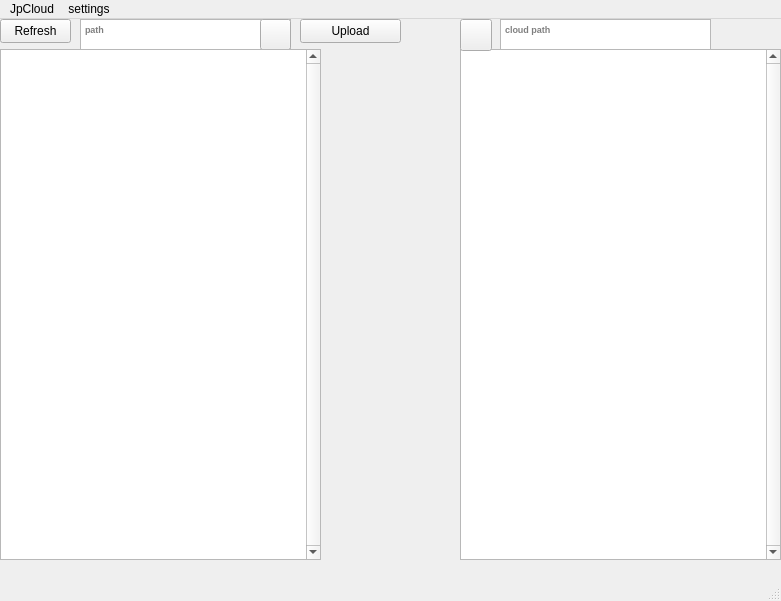
Above: JPCloudFrontend/cloudwindow.ui from DEVStynx/JPCloud before the change. Below: the same form after it.
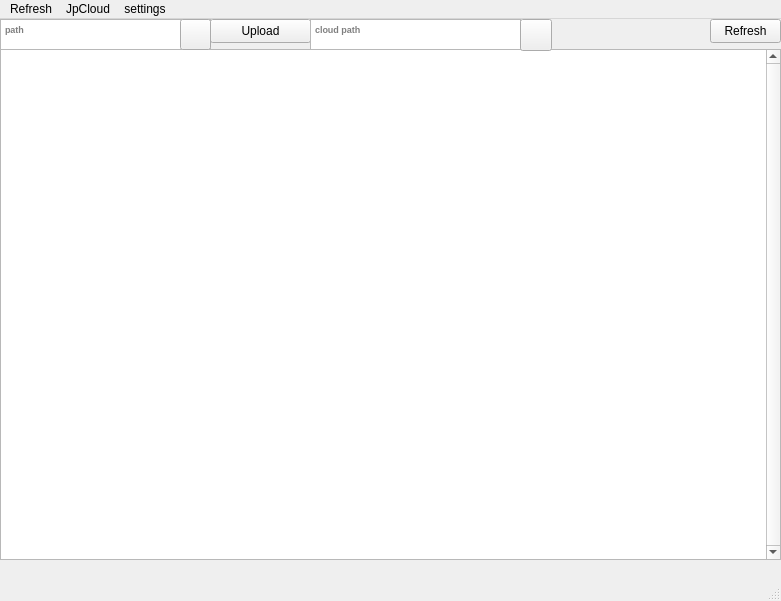
That is the form after the change. Icons and pictures are not drawn.

Diff of the .ui file:
```diff
--- a/JPCloudFrontend/cloudwindow.ui
+++ b/JPCloudFrontend/cloudwindow.ui
@@ -17,9 +17,9 @@
    <widget class="QListWidget" name="cloudFileList">
     <property name="geometry">
      <rect>
-      <x>460</x>
+      <x>0</x>
       <y>30</y>
-      <width>321</width>
+      <width>781</width>
       <height>511</height>
      </rect>
     </property>
@@ -41,7 +41,7 @@
    <widget class="QPushButton" name="UploadButton">
     <property name="geometry">
      <rect>
-      <x>300</x>
+      <x>210</x>
       <y>0</y>
       <width>101</width>
       <height>24</height>
@@ -54,7 +54,7 @@
    <widget class="QTextEdit" name="pathInput">
     <property name="geometry">
      <rect>
-      <x>80</x>
+      <x>0</x>
       <y>0</y>
       <width>211</width>
       <height>31</height>
@@ -73,7 +73,7 @@
    <widget class="QPushButton" name="SelectFile">
     <property name="geometry">
      <rect>
-      <x>260</x>
+      <x>180</x>
       <y>0</y>
       <width>31</width>
       <height>31</height>
@@ -86,43 +86,10 @@
      <iconset theme="QIcon::ThemeIcon::DocumentSaveAs"/>
     </property>
    </widget>
-   <widget class="QListWidget" name="cloudFileList_2">
-    <property name="geometry">
-     <rect>
-      <x>0</x>
-      <y>30</y>
-      <width>321</width>
-      <height>511</height>
-     </rect>
-    </property>
-    <property name="font">
-     <font>
-      <pointsize>10</pointsize>
-     </font>
-    </property>
-    <property name="verticalScrollBarPolicy">
-     <enum>Qt::ScrollBarPolicy::ScrollBarAlwaysOn</enum>
-    </property>
-    <property name="horizontalScrollBarPolicy">
-     <enum>Qt::ScrollBarPolicy::ScrollBarAlwaysOff</enum>
-    </property>
-    <property name="editTriggers">
-     <set>QAbstractItemView::EditTrigger::CurrentChanged|QAbstractItemView::EditTrigger::DoubleClicked|QAbstractItemView::EditTrigger::EditKeyPressed|QAbstractItemView::EditTrigger::SelectedClicked</set>
-    </property>
-    <property name="dragDropMode">
-     <enum>QAbstractItemView::DragDropMode::DragOnly</enum>
-    </property>
-    <property name="verticalScrollMode">
-     <enum>QAbstractItemView::ScrollMode::ScrollPerPixel</enum>
-    </property>
-    <property name="horizontalScrollMode">
-     <enum>QAbstractItemView::ScrollMode::ScrollPerPixel</enum>
-    </property>
-   </widget>
    <widget class="QPushButton" name="RefreshButton">
     <property name="geometry">
      <rect>
-      <x>0</x>
+      <x>710</x>
       <y>0</y>
       <width>71</width>
       <height>24</height>
@@ -138,7 +105,7 @@
    <widget class="QTextEdit" name="currentServerpathInput">
     <property name="geometry">
      <rect>
-      <x>500</x>
+      <x>310</x>
       <y>0</y>
       <width>211</width>
       <height>31</height>
@@ -157,7 +124,7 @@
    <widget class="QPushButton" name="backpathButton">
     <property name="geometry">
      <rect>
-      <x>460</x>
+      <x>520</x>
       <y>0</y>
       <width>32</width>
       <height>32</height>
@@ -182,6 +149,17 @@
      <iconset theme="QIcon::ThemeIcon::DocumentRevert"/>
     </property>
    </widget>
+   <widget class="QWidget" name="gridLayoutWidget">
+    <property name="geometry">
+     <rect>
+      <x>290</x>
+      <y>100</y>
+      <width>160</width>
+      <height>80</height>
+     </rect>
+    </property>
+    <layout class="QGridLayout" name="gridLayout"/>
+   </widget>
   </widget>
   <widget class="QMenuBar" name="menubar">
    <property name="geometry">
@@ -206,6 +184,16 @@
     </property>
     <addaction name="actionopensettings"/>
    </widget>
+   <widget class="QMenu" name="RefreshDropdown">
+    <property name="title">
+     <string>Refresh</string>
+    </property>
+    <property name="icon">
+     <iconset theme="QIcon::ThemeIcon::ViewRefresh"/>
+    </property>
+    <addaction name="action_refresh"/>
+   </widget>
+   <addaction name="RefreshDropdown"/>
    <addaction name="menuJpCloud"/>
    <addaction name="menusettings"/>
   </widget>
```
Left out of the diff: 20 changed lines with no effect on the pictures.
